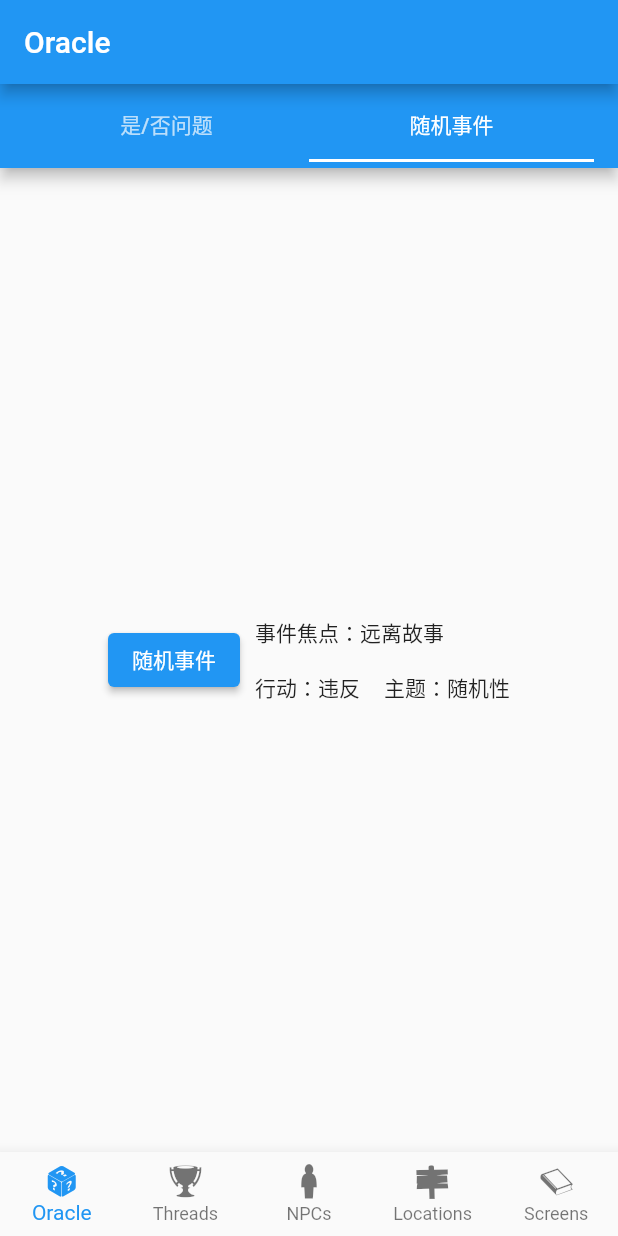
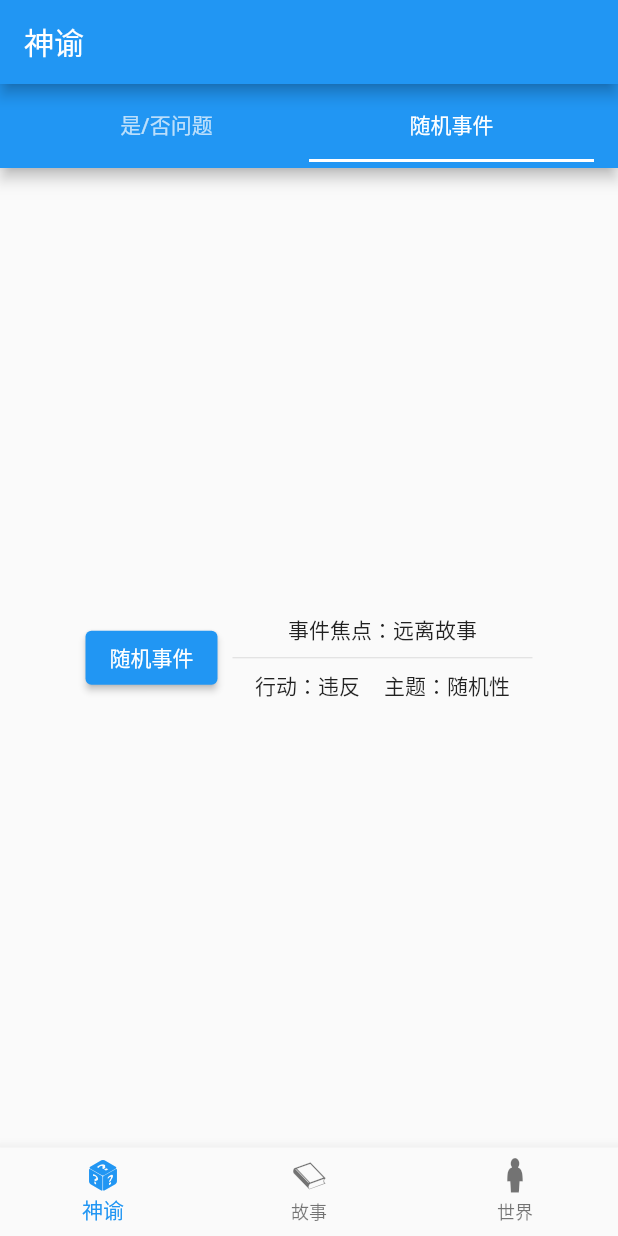
Before and after one commit to Phantato/mythic, a Flutter app: the screen it shows after launch, tab 2 chosen, after a tap on "随机事件", on a phone screen of 412 x 824 dp. Run offline on Flutter 3.47's test engine with Material 2 defaults, Android fonts, the phone set to English and light mode, and no system bars; missing offline and left inert: infinite_listview.

Commit message:
feat: MVP version

```diff
--- a/lib/main.dart
+++ b/lib/main.dart
@@ -18,10 +18,8 @@ class MyApp extends StatelessWidget {
 class MyHomePage extends StatefulWidget {
   final pagesList = [
     OraclePage(),
-    Text('1'),
-    Text('2'),
-    Text('3'),
-    Text('4'),
+    StoryPage(),
+    WorldPage(),
   ];
   @override
   _MyHomePageState createState() => _MyHomePageState();
@@ -33,11 +31,9 @@ class _MyHomePageState extends State<MyHomePage> {
       PageController(initialPage: 0, keepPage: true);
 
   final _titles = [
-    Text('Oracle'),
-    Text('Threads'),
-    Text('NPCs'),
-    Text('Locations'),
-    Text('Screens'),
+    Text('神谕'),
+    Text('故事'),
+    Text('世界'),
   ];
 
   @override
@@ -64,33 +60,20 @@ class _MyHomePageState extends State<MyHomePage> {
       bottomNavigationBar: BottomNavigationBar(
         type: BottomNavigationBarType.fixed,
         currentIndex: _currentIndex,
-        // backgroundColor: Color.,
-        // selectedItemColor: Colors.white,
-        // unselectedItemColor: Colors.white.withOpacity(.6),
-        // selectedFontSize: 14,
-        // unselectedFontSize: 14,
         onTap: (value) => _pageController.animateToPage(value,
             duration: Duration(milliseconds: 300), curve: Curves.ease),
         items: [
           BottomNavigationBarItem(
-            label: 'Oracle',
+            label: '神谕',
             icon: Icon(RpgIcons.perspective_dice_random),
           ),
           BottomNavigationBarItem(
-            label: 'Threads',
-            icon: Icon(RpgIcons.trophy),
+            label: '故事',
+            icon: Icon(RpgIcons.book),
           ),
           BottomNavigationBarItem(
-            label: 'NPCs',
+            label: '世界',
             icon: Icon(RpgIcons.player),
-          ),
-          BottomNavigationBarItem(
-            label: 'Locations',
-            icon: Icon(RpgIcons.wooden_sign),
-          ),
-          BottomNavigationBarItem(
-            label: 'Screens',
-            icon: Icon(RpgIcons.book),
           ),
         ],
       ),
--- /dev/null
+++ b/lib/model/fate_model.dart
@@ -0,0 +1,2 @@
+int oddsFactor = 4;
+int chaosFactor = 4;
--- /dev/null
+++ b/lib/pages/character.dart
@@ -0,0 +1,98 @@
+import 'package:flutter/material.dart';
+
+import '../model/world_model.dart';
+
+class CharacterListView extends StatefulWidget {
+  @override
+  _CharacterListViewState createState() => _CharacterListViewState();
+}
+
+class _CharacterListViewState extends State<CharacterListView> {
+  @override
+  Widget build(BuildContext context) {
+    final newCharacter = Character();
+
+    return ListView.builder(
+      itemBuilder: (_, index) => index == 0
+          ? _CharacterCard(
+              character: newCharacter,
+              completer: () => setState(() {
+                    characters.add(newCharacter);
+                  }))
+          : Dismissible(
+              key: ObjectKey(characters[characters.length - index]),
+              child: _CharacterCard(character: characters[characters.length - index]),
+              onDismissed: (_) =>
+                  setState(() => characters.removeAt(characters.length - index)),
+              background: Container(color: Colors.red),
+            ),
+      itemCount: characters.length + 1,
+    );
+  }
+}
+
+class _CharacterCard extends StatelessWidget {
+  _CharacterCard({required this.character, this.completer});
+
+  final Character character;
+  final void Function()? completer;
+
+  @override
+  Widget build(BuildContext context) {
+    return Card(
+        margin: EdgeInsets.symmetric(vertical: 8, horizontal: 16),
+        child: Padding(
+          padding: const EdgeInsets.all(8.0),
+          child: Column(
+            mainAxisSize: MainAxisSize.min,
+            children: [
+              Row(
+                children: [
+                  Text('标题：'),
+                  VerticalDivider(),
+                  Expanded(
+                    child: TextField(
+                      decoration: completer == null
+                          ? const InputDecoration()
+                          : InputDecoration(
+                              border: InputBorder.none, hintText: '新增人物'),
+                      controller: TextEditingController(text: character.title),
+                      onChanged: (title) => character.title = title,
+                      onSubmitted: (str) {
+                        if (str.isNotEmpty) {
+                          completer?.call();
+                        }
+                      },
+                      keyboardType: TextInputType.text,
+                      textInputAction: completer == null
+                          ? TextInputAction.next
+                          : TextInputAction.done,
+                    ),
+                  ),
+                ],
+              ),
+              if (completer == null) Divider(),
+              if (completer == null)
+                Row(
+                  crossAxisAlignment: CrossAxisAlignment.start,
+                  children: [
+                    Padding(
+                      padding: const EdgeInsets.only(top: 16),
+                      child: Text('细节：'),
+                    ),
+                    VerticalDivider(),
+                    Expanded(
+                      child: TextField(
+                        keyboardType: TextInputType.multiline,
+                        maxLines: null,
+                        controller: TextEditingController(text: character.detail),
+                        onChanged: (detail) => character.detail = detail,
+                      ),
+                    ),
+                  ],
+                ),
+            ],
+          ),
+        ));
+  }
+}
--- a/lib/pages/pages.dart
+++ b/lib/pages/pages.dart
@@ -1 +1,3 @@
 export 'oracle.dart';
+export 'story.dart';
+export 'world.dart';
--- a/lib/pages/random_event.dart
+++ b/lib/pages/random_event.dart
@@ -17,7 +17,7 @@ class _RandomEventState extends State<RandomEvent> {
   @override
   void initState() {
     super.initState();
-    _createEvent();
+    _generateEvent();
   }
 
   @override
@@ -28,7 +28,7 @@ class _RandomEventState extends State<RandomEvent> {
         Padding(
             padding: EdgeInsets.only(right: 10),
             child: ElevatedButton(
-              onPressed: _createEvent,
+              onPressed: _generateEvent,
               child: Text('随机事件'),
             )),
         _Event(focus: focus, action: action, subject: subject),
@@ -36,7 +36,7 @@ class _RandomEventState extends State<RandomEvent> {
     );
   }
 
-  _createEvent() {
+  _generateEvent() {
     setState(() {
       focus = random.nextInt(100);
       action = random.nextInt(100);
@@ -46,24 +46,27 @@ class _RandomEventState extends State<RandomEvent> {
 }
 
 class _Event extends StatelessWidget {
-  const _Event(
-      {Key? key,
+  const _Event({
+    Key? key,
     required this.focus,
     required this.action,
-      required this.subject})
-      : super(key: key);
+    required this.subject,
+  }) : super(key: key);
 
   final int focus, action, subject;
 
   @override
   Widget build(BuildContext context) {
-    return Column(
+    return Container(
+        width: 200,
+        child: Column(
           mainAxisAlignment: MainAxisAlignment.center,
-      crossAxisAlignment: CrossAxisAlignment.start,
+          crossAxisAlignment: CrossAxisAlignment.center,
           children: [
             Text('事件焦点：${_transFocus(focus)}'),
             Divider(),
             Row(
+              mainAxisAlignment: MainAxisAlignment.center,
               children: [
                 Text('行动：${_transAction(action)}'),
                 VerticalDivider(),
@@ -71,7 +74,7 @@ class _Event extends StatelessWidget {
               ],
             )
           ],
-    );
+        ));
   }
 
   static const _focus = [
@@ -93,7 +96,7 @@ class _Event extends StatelessWidget {
     '开始',
     '忽视',
     '战斗',
-    '招聘',
+    '招募',
     '胜利',
     '违反',
     '反对',
@@ -107,20 +110,20 @@ class _Event extends StatelessWidget {
     '询问',
     '对抗',
     '移动',
-    '废物',
+    '浪费',
     '休战',
     '发布',
-    '交朋友',
-    '法官',
-    '沙漠',
+    '交友',
+    '评判',
+    '背弃',
     '支配',
     '拖延',
-    '赞美',
+    '称赞',
     '分开',
-    '拿',
-    '休息',
+    '拿取',
+    '打破',
     '治愈',
-    '延迟',
+    '延缓',
     '停止',
     '谎言',
     '返回',
@@ -130,20 +133,20 @@ class _Event extends StatelessWidget {
     '赐予',
     '推迟',
     '暴露',
-    '讨价还价',
+    '还价',
     '监禁',
     '释放',
     '庆祝',
     '发展',
     '旅行',
-    '块',
+    '阻塞',
     '伤害',
     '贬低',
-    '过度放纵',
-    '休会',
+    '放纵',
+    '暂修',
     '逆境',
-    '杀',
-    '中断',
+    '杀害',
+    '打乱',
     '篡夺',
     '创造',
     '背叛',
@@ -152,30 +155,30 @@ class _Event extends StatelessWidget {
     '压迫',
     '检查',
     '伏击',
-    '间谍',
+    '刺探',
     '附加',
     '携带',
     '打开',
-    '粗心大意',
-    '废墟',
+    '粗心',
+    '毁坏',
     '奢侈',
-    '把戏',
+    '唬骗',
     '到达',
     '提议',
     '划分',
     '拒绝',
-    '不信任',
+    '怀疑',
     '欺骗',
     '残忍',
-    '不宽容',
+    '不容忍',
     '信任',
     '兴奋',
     '活动',
-    '助攻',
+    '协助',
     '关怀',
     '疏忽',
     '激情',
-    '努力工作',
+    '努力',
     '控制',
     '吸引',
     '失败',
@@ -184,7 +187,7 @@ class _Event extends StatelessWidget {
     '诉讼',
     '争议',
     '惩罚',
-    '指南',
+    '指导',
     '变换',
     '推翻',
     '压迫',
@@ -201,7 +204,7 @@ class _Event extends StatelessWidget {
     '盟友',
     '敌人',
     '邪恶',
-    '好',
+    '善良',
     '情绪',
     '反对',
     '战争',
--- /dev/null
+++ b/lib/pages/scenes.dart
@@ -0,0 +1,98 @@
+import 'package:flutter/material.dart';
+
+import '../model/story_model.dart';
+
+class SceneListView extends StatefulWidget {
+  @override
+  _SceneListViewState createState() => _SceneListViewState();
+}
+
+class _SceneListViewState extends State<SceneListView> {
+  @override
+  Widget build(BuildContext context) {
+    final newScene = Scene();
+
+    return ListView.builder(
+      itemBuilder: (_, index) => index == 0
+          ? _SceneCard(
+              scene: newScene,
+              completer: () => setState(() {
+                    scenes.add(newScene);
+                  }))
+          : Dismissible(
+              key: ObjectKey(scenes[scenes.length - index]),
+              child: _SceneCard(scene: scenes[scenes.length - index]),
+              onDismissed: (_) =>
+                  setState(() => scenes.removeAt(scenes.length - index)),
+              background: Container(color: Colors.red),
+            ),
+      itemCount: scenes.length + 1,
+    );
+  }
+}
+
+class _SceneCard extends StatelessWidget {
+  _SceneCard({required this.scene, this.completer});
+
+  final Scene scene;
+  final void Function()? completer;
+
+  @override
+  Widget build(BuildContext context) {
+    return Card(
+        margin: EdgeInsets.symmetric(vertical: 8, horizontal: 16),
+        child: Padding(
+          padding: const EdgeInsets.all(8.0),
+          child: Column(
+            mainAxisSize: MainAxisSize.min,
+            children: [
+              Row(
+                children: [
+                  Text('标题：'),
+                  VerticalDivider(),
+                  Expanded(
+                    child: TextField(
+                      decoration: completer == null
+                          ? const InputDecoration()
+                          : InputDecoration(
+                              border: InputBorder.none, hintText: '新增场景'),
+                      controller: TextEditingController(text: scene.title),
+                      onChanged: (title) => scene.title = title,
+                      onSubmitted: (str) {
+                        if (str.isNotEmpty) {
+                          completer?.call();
+                        }
+                      },
+                      keyboardType: TextInputType.text,
+                      textInputAction: completer == null
+                          ? TextInputAction.next
+                          : TextInputAction.done,
+                    ),
+                  ),
+                ],
+              ),
+              if (completer == null) Divider(),
+              if (completer == null)
+                Row(
+                  crossAxisAlignment: CrossAxisAlignment.start,
+                  children: [
+                    Padding(
+                      padding: const EdgeInsets.only(top: 16),
+                      child: Text('细节：'),
+                    ),
+                    VerticalDivider(),
+                    Expanded(
+                      child: TextField(
+                        keyboardType: TextInputType.multiline,
+                        maxLines: null,
+                        controller: TextEditingController(text: scene.detail),
+                        onChanged: (detail) => scene.detail = detail,
+                      ),
+                    ),
+                  ],
+                ),
+            ],
+          ),
+        ));
+  }
+}
--- /dev/null
+++ b/lib/pages/story.dart
@@ -0,0 +1,21 @@
+import 'package:flutter/material.dart';
+import 'package:mythic/pages/threads.dart';
+
+import 'scenes.dart';
+
+class StoryPage extends StatelessWidget {
+  const StoryPage({Key? key}) : super(key: key);
+
+  @override
+  Widget build(BuildContext context) {
+    return DefaultTabController(
+        length: 2,
+        child: Scaffold(
+            appBar: AppBar(
+              title: TabBar(tabs: [Tab(text: '场景'), Tab(text: '线索')]),
+            ),
+            body: TabBarView(
+              children: [SceneListView(), ThreadListView()],
+            )));
+  }
+}
--- /dev/null
+++ b/lib/pages/world.dart
@@ -0,0 +1,21 @@
+import 'package:flutter/material.dart';
+
+import 'character.dart';
+import 'location.dart';
+
+class WorldPage extends StatelessWidget {
+  const WorldPage({Key? key}) : super(key: key);
+
+  @override
+  Widget build(BuildContext context) {
+    return DefaultTabController(
+        length: 2,
+        child: Scaffold(
+            appBar: AppBar(
+              title: TabBar(tabs: [Tab(text: '角色'), Tab(text: '地点')]),
+            ),
+            body: TabBarView(
+              children: [CharacterListView(), LocationListView()],
+            )));
+  }
+}
--- a/pubspec.yaml
+++ b/pubspec.yaml
@@ -24,6 +24,7 @@ dependencies:
   flutter:
     sdk: flutter
   infinite_listview: ^1.1.0
+  sqflite: ^2.0.0+4
 
 dev_dependencies:
   flutter_test:
```
Also changed, not shown: lib/model/story_model.dart (added, +12 -0 lines), lib/model/world_model.dart (added, +12 -0 lines), lib/pages/fate_chart.dart (+16 -21 lines), lib/pages/location.dart (added, +98 -0 lines), lib/pages/threads.dart (added, +98 -0 lines), pubspec.lock, 1 other file. Lines whose indentation alone changed are shown as unchanged.
